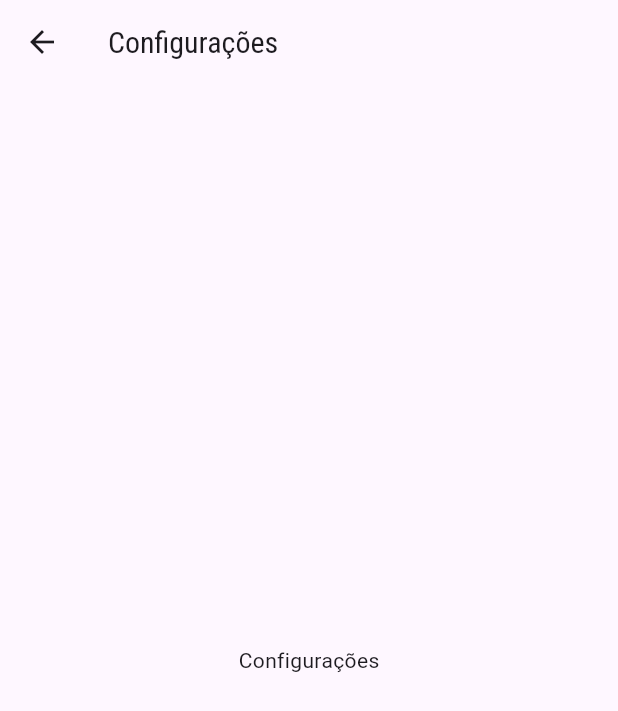
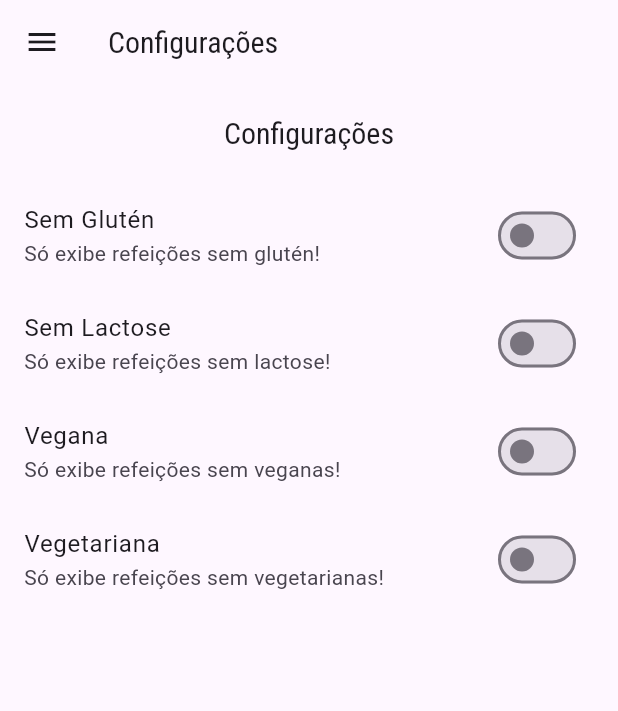
Before and after one commit to MoisesAlvarenga/flutter_meals, a Flutter app: the SettingsScreen screen opened by its route, on a phone screen of 412 x 824 dp. Shown: the top 711 px of the screen. Run offline on Flutter 3.47's test engine with Material 3 defaults, Android fonts, the phone set to English and light mode, and no system bars; network calls fail.

Commit message:
Foi implementado switchs na tela de configurações.

```diff
--- a/lib/components/main_drawer.dart
+++ b/lib/components/main_drawer.dart
@@ -45,11 +45,12 @@ class MainDrawer extends StatelessWidget {
             height: 20,
           ),
           _createItem(Icons.restaurant, 'Refeições',
-              () => Navigator.of(context).pushNamed(AppRoutes.home)),
+              () => Navigator.of(context).pushReplacementNamed(AppRoutes.home)),
           _createItem(
             Icons.settings,
             'Configurações',
-            () => Navigator.of(context).pushNamed(AppRoutes.settings),
+            () =>
+                Navigator.of(context).pushReplacementNamed(AppRoutes.settings),
           )
         ],
       ),
--- a/lib/components/meal_item.dart
+++ b/lib/components/meal_item.dart
@@ -8,10 +8,18 @@ class MealItem extends StatelessWidget {
   const MealItem(this.meal);
 
   void _selectMeal(BuildContext context) {
-    Navigator.of(context).pushNamed(
+    Navigator.of(context)
+        .pushNamed(
       AppRoutes.mealDetail,
       arguments: meal,
-    );
+    )
+        .then((result) {
+      if (result == null) {
+        print('Sem resultado');
+      } else {
+        print(result);
+      }
+    });
   }
 
   @override
--- /dev/null
+++ b/lib/models/settings.dart
@@ -0,0 +1,13 @@
+class Settings {
+  bool isGlutenFree;
+  bool isLactoseFree;
+  bool isVegan;
+  bool isVegetarian;
+
+  Settings({
+    this.isGlutenFree = false,
+    this.isLactoseFree = false,
+    this.isVegan = false,
+    this.isVegetarian = false,
+  });
+}
--- a/lib/screens/meal_detail_screen.dart
+++ b/lib/screens/meal_detail_screen.dart
@@ -70,6 +70,7 @@ class MealDeetailScreen extends StatelessWidget {
                     ListTile(
                       leading: CircleAvatar(
                         child: Text('${index + 1}'),
+                        backgroundColor: Theme.of(context).colorScheme.primary,
                       ),
                       title: Text(meal.steps[index]),
                     ),
@@ -79,6 +80,12 @@ class MealDeetailScreen extends StatelessWidget {
               })),
         ]),
       ),
+      floatingActionButton: FloatingActionButton(
+        child: Icon(Icons.star),
+        onPressed: () {
+          Navigator.of(context).pop(meal.title);
+        },
+      ),
     );
   }
 }
--- a/lib/screens/settings_screen.dart
+++ b/lib/screens/settings_screen.dart
@@ -1,17 +1,81 @@
 import 'package:flutter/material.dart';
+import 'package:flutter_meals/components/main_drawer.dart';
+import 'package:flutter_meals/models/settings.dart';
 
-class SettingsScreen extends StatelessWidget {
+class SettingsScreen extends StatefulWidget {
   const SettingsScreen({super.key});
 
   @override
+  State<SettingsScreen> createState() => _SettingsScreenState();
+}
+
+class _SettingsScreenState extends State<SettingsScreen> {
+  var settings = Settings();
+  @override
   Widget build(BuildContext context) {
+    Widget _createSwitch(
+      String title,
+      String subtitle,
+      bool value,
+      void Function(bool) onChanged,
+    ) {
+      return SwitchListTile.adaptive(
+        title: Text(title),
+        subtitle: Text(subtitle),
+        value: value,
+        onChanged: onChanged,
+      );
+    }
+
     return Container(
         child: Scaffold(
       appBar: AppBar(
         title: const Text('Configurações'),
       ),
-      body: const Center(
-        child: Text('Configurações'),
+      drawer: MainDrawer(),
+      body: Column(
+        children: [
+          Container(
+            padding: EdgeInsets.all(20),
+            child: Text(
+              'Configurações',
+              style: Theme.of(context).textTheme.titleLarge,
+            ),
+          ),
+          Expanded(
+              child: ListView(
+            children: [
+              _createSwitch(
+                  'Sem Glutén',
+                  'Só exibe refeições sem glutén!',
+                  settings.isGlutenFree,
+                  (value) => setState(() {
+                        settings.isGlutenFree = value;
+                      })),
+              _createSwitch(
+                  'Sem Lactose',
+                  'Só exibe refeições sem lactose!',
+                  settings.isLactoseFree,
+                  (value) => setState(() {
+                        settings.isLactoseFree = value;
+                      })),
+              _createSwitch(
+                  'Vegana',
+                  'Só exibe refeições sem veganas!',
+                  settings.isVegan,
+                  (value) => setState(() {
+                        settings.isVegan = value;
+                      })),
+              _createSwitch(
+                  'Vegetariana',
+                  'Só exibe refeições sem vegetarianas!',
+                  settings.isVegetarian,
+                  (value) => setState(() {
+                        settings.isVegetarian = value;
+                      }))
+            ],
+          ))
+        ],
       ),
     ));
   }
```
